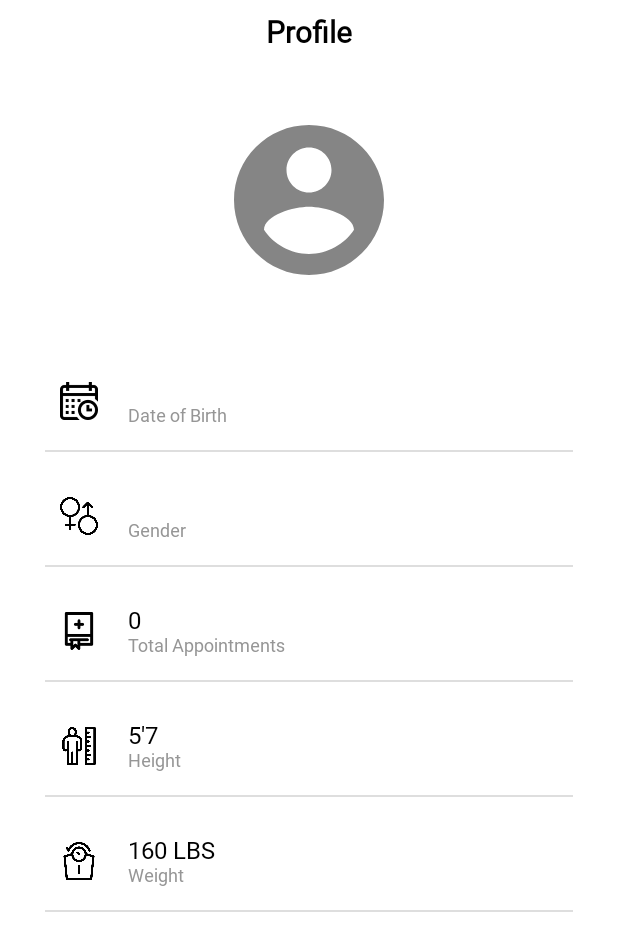
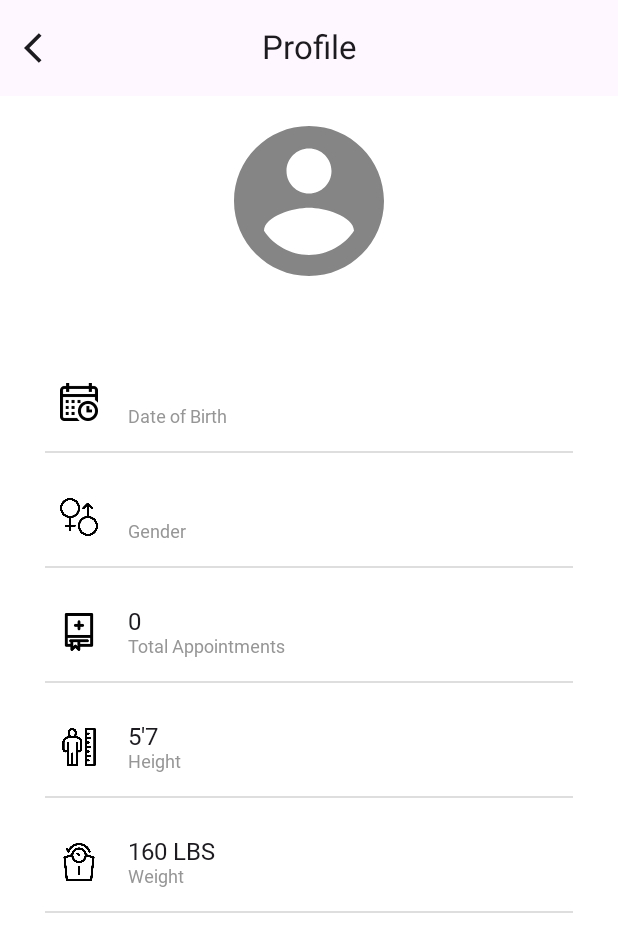
Before and after one commit to Shobu95/walk-in-clinic, an Android app built with Jetpack Compose: the @Preview function ProfileScreenPrev, on a phone screen of 412 x 824 dp. Shown: the top 952 px of the screen. Run offline under Robolectric (Android 15) with nearby library versions, the phone set to English and light mode, and no system bars; our stand-ins replace Dagger/Hilt's generated code.

Commit message:
added top app bar with back button on ProfileActivity

```diff
--- a/app/src/main/java/com/shobu/walk_in_clinic/ui/components/MyTopAppBar.kt
+++ b/app/src/main/java/com/shobu/walk_in_clinic/ui/components/MyTopAppBar.kt
@@ -2,7 +2,7 @@ package com.shobu.walk_in_clinic.ui.components
 
 import androidx.annotation.StringRes
 import androidx.compose.material.icons.Icons
-import androidx.compose.material.icons.filled.ArrowBack
+import androidx.compose.material.icons.filled.ArrowBackIos
 import androidx.compose.material.icons.filled.Menu
 import androidx.compose.material3.CenterAlignedTopAppBar
 import androidx.compose.material3.ExperimentalMaterial3Api
@@ -29,7 +29,7 @@ fun MyTopAppBar(
             if (showBack) {
                 IconButton(onClick = { onActionPressed() }) {
                     Icon(
-                        imageVector = Icons.Filled.ArrowBack,
+                        imageVector = Icons.Filled.ArrowBackIos,
                         contentDescription = "Localized description"
                     )
                 }
--- a/app/src/main/java/com/shobu/walk_in_clinic/ui/profile/ProfileActivity.kt
+++ b/app/src/main/java/com/shobu/walk_in_clinic/ui/profile/ProfileActivity.kt
@@ -1,5 +1,6 @@
 package com.shobu.walk_in_clinic.ui.profile
 
+import android.app.Activity
 import android.os.Bundle
 import androidx.activity.ComponentActivity
 import androidx.activity.compose.setContent
@@ -8,15 +9,20 @@ import androidx.compose.foundation.layout.Column
 import androidx.compose.foundation.layout.Spacer
 import androidx.compose.foundation.layout.fillMaxSize
 import androidx.compose.foundation.layout.height
+import androidx.compose.foundation.layout.padding
+import androidx.compose.material3.ExperimentalMaterial3Api
+import androidx.compose.material3.Scaffold
 import androidx.compose.runtime.Composable
 import androidx.compose.ui.Alignment.Companion.CenterHorizontally
 import androidx.compose.ui.Modifier
 import androidx.compose.ui.graphics.Color
+import androidx.compose.ui.platform.LocalContext
 import androidx.compose.ui.tooling.preview.Preview
 import androidx.compose.ui.unit.dp
 import androidx.hilt.navigation.compose.hiltViewModel
 import com.example.walk_in_appointment.ui.theme.WalkInClinicTheme
 import com.shobu.walk_in_clinic.R
+import com.shobu.walk_in_clinic.ui.components.MyTopAppBar
 import com.shobu.walk_in_clinic.ui.profile.components.PersonalDetails
 import com.shobu.walk_in_clinic.ui.profile.components.ProfileDetailsItem
 import dagger.hilt.android.AndroidEntryPoint
@@ -32,6 +38,7 @@ class ProfileActivity : ComponentActivity() {
             }
         }
     }
+
 }
 
 @Preview
@@ -40,16 +47,30 @@ fun ProfileScreenPrev() {
     ProfileScreen()
 }
 
+@OptIn(ExperimentalMaterial3Api::class)
 @Composable
 fun ProfileScreen(
     viewModel: ProfileViewModel = hiltViewModel(),
 ) {
+
+    val context = LocalContext.current
+
+    Scaffold(
+        topBar = {
+            MyTopAppBar(title = R.string.title_profile, showBack = true) {
+                (context as Activity).finish()
+            }
+        }
+    ) { innerPadding ->
         Column(
             horizontalAlignment = CenterHorizontally,
             modifier = Modifier
                 .fillMaxSize()
+                .padding(innerPadding)
                 .background(color = Color.White)
         ) {
+
+
             Spacer(modifier = Modifier.height(10.dp))
 
             PersonalDetails(viewModel.state.fullName)
@@ -88,3 +109,6 @@ fun ProfileScreen(
 
         }
     }
+
+
+}
--- a/app/src/main/java/com/shobu/walk_in_clinic/ui/profile/components/ProfileComponents.kt
+++ b/app/src/main/java/com/shobu/walk_in_clinic/ui/profile/components/ProfileComponents.kt
@@ -43,19 +43,6 @@ fun PersonalDetails(
         horizontalAlignment = Alignment.CenterHorizontally,
         modifier = Modifier.background(color = Color.White)
     ) {
-
-        Text(
-            text = "Profile",
-            style = TextStyle(
-                fontSize = 20.sp,
-                fontFamily = FontFamily(
-                    Font(R.font.roboto),
-                ),
-                fontWeight = FontWeight.ExtraBold
-            )
-        )
-
-        Spacer(modifier = Modifier.height(40.dp))
 
         val profilePic = painterResource(id = R.drawable.profile_pic)
         Image(
```
Lines whose indentation alone changed are shown as unchanged.
